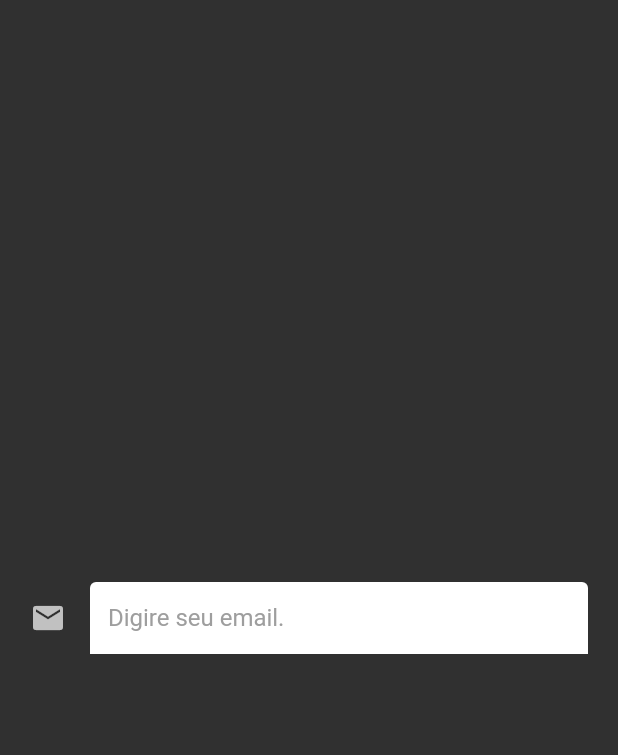
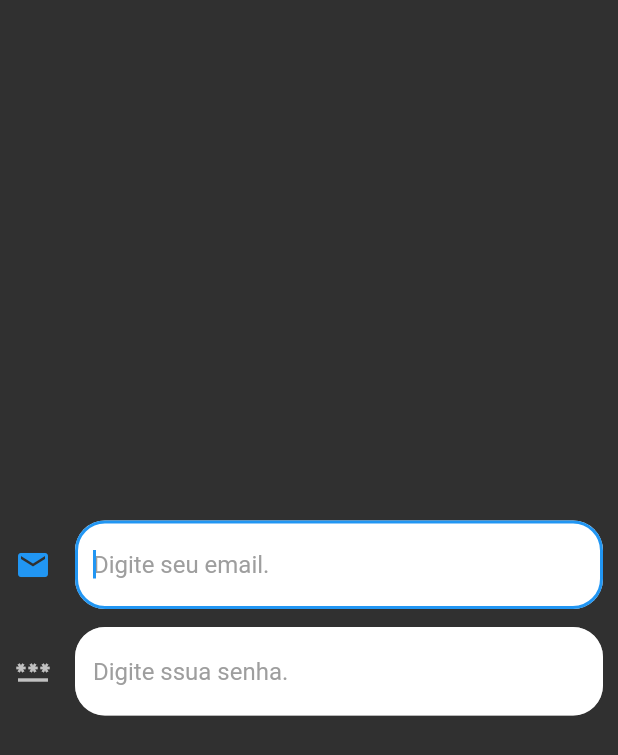
Before and after one commit to irenaldojs/busca_peca, a Flutter app: the screen it shows after launch, on a phone screen of 412 x 824 dp. Shown: the top 755 px of the screen. Run offline on Flutter 3.47's test engine with Material 2 defaults, Android fonts, the phone set to English and light mode, and no system bars; our stand-ins replace get; missing offline and left inert: validatorless.

Commit message:
Create first form email/password

```diff
--- a/lib/app/app.dart
+++ b/lib/app/app.dart
@@ -9,6 +9,7 @@ class App extends StatelessWidget {
   @override
   Widget build(BuildContext context) {
     return GetMaterialApp(
+      debugShowCheckedModeBanner: false,
       theme: ThemeData.dark(),
       initialRoute: '/login',
       getPages: [GetPage(name: '/login', page: () => const LoginPage(), binding: LoginBidings())],
--- a/lib/app/pages/login/login_controller.dart
+++ b/lib/app/pages/login/login_controller.dart
@@ -4,5 +4,5 @@ import 'package:get/get.dart';
 
 class LoginController extends GetxController{
   final emailController = TextEditingController().obs;
-
+  final passwordController = TextEditingController().obs;
 }
--- a/lib/app/pages/login/login_page.dart
+++ b/lib/app/pages/login/login_page.dart
@@ -1,5 +1,6 @@
 import 'package:busca_peca/app/pages/login/login_controller.dart';
 import 'package:busca_peca/app/pages/login/login_widgets.dart';
+import 'package:flutter/gestures.dart';
 import 'package:flutter/material.dart';
 import 'package:get/get.dart';
 
@@ -12,16 +13,21 @@ class LoginPage extends GetView<LoginController> {
 
     return Scaffold(
       body: Padding(
-        padding: const EdgeInsets.all(20.0),
+        padding: const EdgeInsets.only(left: 10, right: 10),
         child: Center(
           child: SingleChildScrollView(
             child: Column(
-              mainAxisAlignment: MainAxisAlignment.center,
+              //mainAxisAlignment: MainAxisAlignment.center,
               children: [
                 Form(
                   key: formKey,
                   child: Column(
-                    children: [textFormFieldEmail(controller.emailController.value)],
+                    children: [
+                      textFormFieldEmail(controller.emailController.value),
+                      const SizedBox( height: 12,),
+                      textFormFieldPassword(
+                          controller.passwordController.value),
+                    ],
                   ),
                 )
               ],
--- a/lib/app/pages/login/login_widgets.dart
+++ b/lib/app/pages/login/login_widgets.dart
@@ -1,14 +1,33 @@
 import 'package:flutter/material.dart';
+import 'package:validatorless/validatorless.dart';
 
-textFormFieldEmail(TextEditingController controller) {
+textFormFieldEmail(TextEditingController editController) {
   return TextFormField(
-    controller: controller,
-    decoration: InputDecoration(
-      icon: const Icon(Icons.email),
+    autofocus: true,
+    controller: editController,
+    keyboardType: TextInputType.emailAddress,
+    decoration: const InputDecoration(
+        icon: Icon(Icons.email),
+        fillColor: Colors.white,
+        filled: true,
+        hintText: 'Digite seu email.',
+        hintStyle: TextStyle(color: Colors.grey),
+        border: OutlineInputBorder(
+            borderRadius: BorderRadius.all(Radius.circular(20)))),
+  );
+}
+
+textFormFieldPassword(TextEditingController editController) {
+  return TextFormField(
+    controller: editController,
+    keyboardType: TextInputType.text,
+    decoration: const InputDecoration(
+      icon: Icon(Icons.password),
       fillColor: Colors.white,
       filled: true,
-      hintText: 'Digire seu email.',
-      hintStyle:  const TextStyle(color: Colors.grey),
-    ),
+      hintText: 'Digite ssua senha.',
+      hintStyle: TextStyle(color: Colors.grey),
+      border: OutlineInputBorder(
+          borderRadius: BorderRadius.all(Radius.circular(20)))),
   );
 }
--- a/pubspec.yaml
+++ b/pubspec.yaml
@@ -47,6 +47,8 @@ dev_dependencies:
   # package. See that file for information about deactivating specific lint
   # rules and activating additional ones.
   flutter_lints: ^1.0.0
+  mask_text_input_formatter: ^2.1.0
+  validatorless: ^1.2.1
 
 # For information on the generic Dart part of this file, see the
 # following page: https://dart.dev/tools/pub/pubspec
@@ -59,6 +61,8 @@ flutter:
   # the material Icons class.
   uses-material-design: true
 
+  assets:
+    - images/splash_picture.png
   # To add assets to your application, add an assets section, like this:
   # assets:
   #   - images/a_dot_burr.jpeg
```
Also changed, not shown: images/splash_picture.png (added), pubspec.lock.
